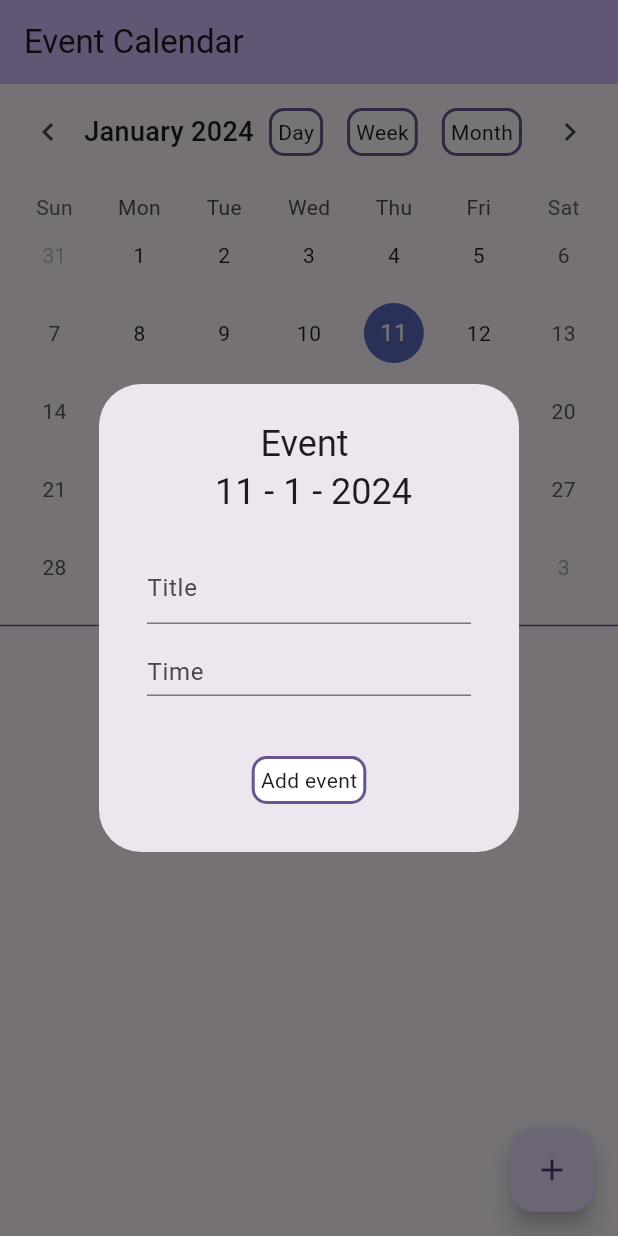
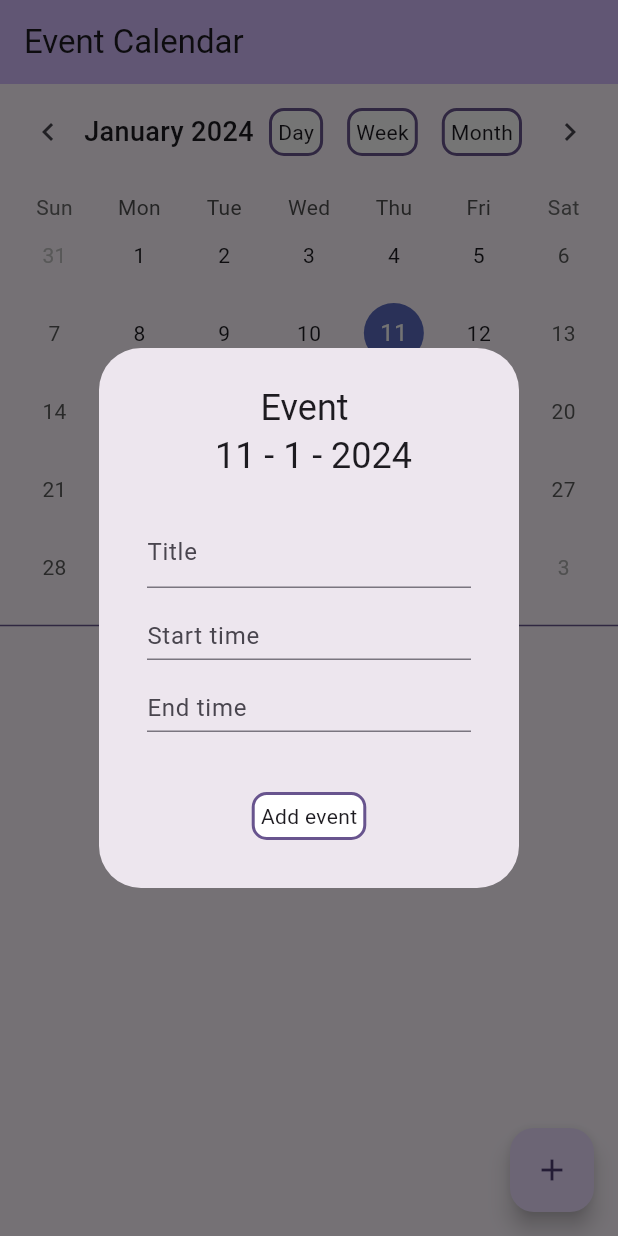
Before and after one commit to Dyska65/event_calendar_task, a Flutter app: the screen it shows after launch, after a tap on the "add" icon, on a phone screen of 412 x 824 dp. Run offline on Flutter 3.47's test engine with Material 3 defaults, Android fonts, the phone set to English and light mode, and no system bars; drawn by our look-alikes of datetime_picker_formfield, table_calendar; our stand-ins replace flutter_bloc, shared_preferences.

Commit message:
fixed CalendarState, added feature duration for event, folders structure refactoring

```diff
--- a/lib/bloc/calendar_state.dart
+++ b/lib/bloc/calendar_state.dart
@@ -10,14 +10,14 @@ class CalendarInitial extends CalendarState {
 }
 
 class CalendarLoading extends CalendarState {
-  CalendarLoading({super.events = const []});
+  CalendarLoading({required super.events});
 }
 
 class CalendarError extends CalendarState {
   final String errorMessage;
-  CalendarError({super.events = const [], required this.errorMessage});
+  CalendarError({required super.events, required this.errorMessage});
 }
 
 class CalendarSuccess extends CalendarState {
-  CalendarSuccess({super.events = const []});
+  CalendarSuccess({required super.events});
 }
--- a/lib/data/entity/event.dart
+++ b/lib/data/entity/event.dart
@@ -3,37 +3,43 @@ import 'dart:convert';
 class EventEntity {
   final int id;
   final String title;
-  final DateTime dateTime;
+  final DateTime startDateTime;
+  final DateTime endDateTime;
 
   EventEntity({
     required this.id,
     required this.title,
-    required this.dateTime,
+    required this.startDateTime,
+    required this.endDateTime,
   });
 
   factory EventEntity.fromMap(Map<String, dynamic> json) {
     return EventEntity(
       id: json["id"],
       title: json["title"],
-      dateTime: DateTime.fromMicrosecondsSinceEpoch(json["dateTime"]),
+      startDateTime: DateTime.fromMicrosecondsSinceEpoch(json["startDateTime"]),
+      endDateTime: DateTime.fromMicrosecondsSinceEpoch(json["endDateTime"]),
     );
   }
 
   Map<String, dynamic> toMap() => {
         "id": id,
         "title": title,
-        "dateTime": dateTime.microsecondsSinceEpoch,
+        "startDateTime": startDateTime.microsecondsSinceEpoch,
+        "endDateTime": endDateTime.microsecondsSinceEpoch,
       };
 
   EventEntity copyWith({
     int? id,
     String? title,
-    DateTime? dateTime,
+    DateTime? startDateTime,
+    DateTime? endDateTime,
   }) {
     return EventEntity(
       id: id ?? this.id,
       title: title ?? this.title,
-      dateTime: dateTime ?? this.dateTime,
+      startDateTime: startDateTime ?? this.startDateTime,
+      endDateTime: endDateTime ?? this.endDateTime,
     );
   }
 
@@ -43,5 +49,6 @@ class EventEntity {
       EventEntity.fromMap(json.decode(source) as Map<String, dynamic>);
 
   @override
-  String toString() => 'Event(id: $id, title: $title, dateTime: $dateTime)';
+  String toString() =>
+      'Event(id: $id, title: $title, startDateTime: $startDateTime, endDateTime: $endDateTime)';
 }
--- a/lib/main.dart
+++ b/lib/main.dart
@@ -1,7 +1,8 @@
-import 'package:event_calendar_task/bloc/calendar_bloc.dart';
-import 'package:event_calendar_task/ui/screens/home_screen.dart';
 import 'package:flutter/material.dart';
 import 'package:flutter_bloc/flutter_bloc.dart';
+
+import 'package:event_calendar_task/bloc/calendar_bloc.dart';
+import 'package:event_calendar_task/ui/screens/home_screen/home_screen.dart';
 
 void main() {
   runApp(const MyApp());
--- a/lib/ui/screens/components/add_event_dialog.dart
+++ b/lib/ui/screens/components/add_event_dialog.dart
@@ -1,7 +1,7 @@
 import 'package:event_calendar_task/bloc/calendar_bloc.dart';
 import 'package:event_calendar_task/data/entity/event.dart';
 import 'package:event_calendar_task/ui/screens/components/button_outline.dart';
-import 'package:event_calendar_task/ui/screens/components/time_picker.dart';
+import 'package:event_calendar_task/ui/screens/components/datetime_picker.dart';
 import 'package:flutter/material.dart';
 import 'package:flutter_bloc/flutter_bloc.dart';
 
@@ -22,7 +22,8 @@ class AddEventDialog extends StatefulWidget {
 class _AddEventDialogState extends State<AddEventDialog> {
   final _formKey = GlobalKey<FormState>();
   final TextEditingController titleController = TextEditingController();
-  DateTime? newDateTime;
+  DateTime? startDateTime;
+  DateTime? endDateTime;
 
   @override
   void dispose() {
@@ -57,10 +58,16 @@ class _AddEventDialogState extends State<AddEventDialog> {
               ),
               Padding(
                 padding: const EdgeInsets.all(8.0),
-                child: TimePicker(
-                  title: 'Time',
-                  currentDateTime: widget.currentDateTime,
-                  onChanged: (dateTime) => newDateTime = dateTime,
+                child: DateTimePicker(
+                  title: 'Start time',
+                  onChanged: (dateTime) => startDateTime = dateTime,
+                ),
+              ),
+              Padding(
+                padding: const EdgeInsets.all(8.0),
+                child: DateTimePicker(
+                  title: 'End time',
+                  onChanged: (dateTime) => endDateTime = dateTime,
                 ),
               ),
             ],
@@ -78,8 +85,13 @@ class _AddEventDialogState extends State<AddEventDialog> {
                   context.read<CalendarCubit>().addEventWrapper(
                         dateTime: widget.currentDateTime,
                         event: EventEntity(
-                            id: id, title: titleController.text, dateTime: newDateTime!),
+                          id: id,
+                          title: titleController.text,
+                          startDateTime: startDateTime!,
+                          endDateTime: endDateTime!,
+                        ),
                       );
+
                   Navigator.pop(context);
                 }
               }
--- /dev/null
+++ b/lib/ui/screens/components/datetime_picker.dart
@@ -0,0 +1,60 @@
+import 'package:datetime_picker_formfield/datetime_picker_formfield.dart';
+import 'package:flutter/material.dart';
+import 'package:intl/intl.dart';
+
+class DateTimePicker extends StatefulWidget {
+  final String title;
+  final Function(DateTime) onChanged;
+  const DateTimePicker({
+    super.key,
+    required this.title,
+    required this.onChanged,
+  });
+
+  @override
+  State<DateTimePicker> createState() => _DateTimePickerState();
+}
+
+class _DateTimePickerState extends State<DateTimePicker> {
+  @override
+  Widget build(BuildContext context) {
+    return DateTimeField(
+      validator: (value) => value == null ? "This field cantbe empty" : null,
+      decoration: InputDecoration(
+        isDense: true,
+        hoverColor: Colors.transparent,
+        hintText: widget.title,
+      ),
+      format: DateFormat("dd-MM-yyyy HH:mm"),
+      onShowPicker: (context, currentValue) async =>
+          await onShowPicker(context: context, currentValue: currentValue),
+    );
+  }
+
+  onShowPicker({required BuildContext context, required DateTime? currentValue}) async {
+    final DateTime? date = await showDatePicker(
+      context: context,
+      firstDate: DateTime(2024),
+      initialDate: DateTime.now(),
+      lastDate: DateTime(2025),
+    );
+    if (date != null && mounted) {
+      final TimeOfDay? time = await showTimePicker(
+        context: context,
+        builder: (BuildContext context, Widget? child) {
+          return MediaQuery(
+            data: MediaQuery.of(context).copyWith(alwaysUse24HourFormat: true),
+            child: child!,
+          );
+        },
+        initialEntryMode: TimePickerEntryMode.input,
+        initialTime: TimeOfDay.fromDateTime(currentValue ?? DateTime.now()),
+      );
+      DateTime? newDate = DateTimeField.combine(date, time);
+      widget.onChanged(newDate);
+      return newDate;
+    }
+    widget.onChanged(DateTime.now());
+    return DateTime.now();
+  }
+}
--- a/lib/ui/screens/components/list_events.dart
+++ b/lib/ui/screens/components/list_events.dart
@@ -1,5 +1,6 @@
 import 'package:event_calendar_task/data/entity/event.dart';
 import 'package:flutter/material.dart';
+import 'package:intl/intl.dart';
 
 class ListEvents extends StatelessWidget {
   final List<EventEntity> events;
@@ -15,7 +16,8 @@ class ListEvents extends StatelessWidget {
       itemBuilder: (BuildContext context, int index) {
         EventEntity event = events[index];
         return ListTile(
-          leading: Text("${event.dateTime.hour}:${event.dateTime.minute}"),
+          leading: Text(
+              "${DateFormat('dd/MM/yy hh:mm').format(event.startDateTime)} - ${DateFormat('dd/MM/yy hh:mm').format(event.endDateTime)}"),
           title: Text(event.title),
           titleAlignment: ListTileTitleAlignment.center,
           trailing: IconButton(
--- a/lib/ui/screens/components/time_picker.dart
+++ /dev/null
@@ -1,53 +0,0 @@
-import 'package:datetime_picker_formfield/datetime_picker_formfield.dart';
-import 'package:flutter/material.dart';
-import 'package:intl/intl.dart';
-
-class TimePicker extends StatefulWidget {
-  final String title;
-  final DateTime currentDateTime;
-  final Function(DateTime) onChanged;
-  const TimePicker({
-    super.key,
-    required this.title,
-    required this.currentDateTime,
-    required this.onChanged,
-  });
-
-  @override
-  State<TimePicker> createState() => _TimePickerState();
-}
-
-class _TimePickerState extends State<TimePicker> {
-  @override
-  Widget build(BuildContext context) {
-    return DateTimeField(
-      validator: (value) => value == null ? "This field cantbe empty" : null,
-      decoration: const InputDecoration(
-        isDense: true,
-        hoverColor: Colors.transparent,
-        hintText: "Time",
-      ),
-      format: DateFormat("dd-MM-yyyy HH:mm"),
-      onShowPicker: (context, currentValue) async =>
-          await onShowPicker(context: context, currentValue: currentValue),
-    );
-  }
-
-  onShowPicker({required BuildContext context, required DateTime? currentValue}) async {
-    // ignore: use_build_context_synchronously
-    final time = await showTimePicker(
-      context: context,
-      builder: (BuildContext context, Widget? child) {
-        return MediaQuery(
-          data: MediaQuery.of(context).copyWith(alwaysUse24HourFormat: true),
-          child: child!,
-        );
-      },
-      initialEntryMode: TimePickerEntryMode.input,
-      initialTime: TimeOfDay.fromDateTime(currentValue ?? DateTime.now()),
-    );
-    DateTime? newDate = DateTimeField.combine(widget.currentDateTime, time);
-    widget.onChanged(newDate);
-    return newDate;
-  }
-}
--- a/lib/ui/screens/home_screen.dart
+++ b/lib/ui/screens/home_screen/home_screen.dart
@@ -86,7 +86,7 @@ class _HomePageState extends State<HomePage> {
         onPressed: () async {
           int idNewEntity =
               await BlocProvider.of<CalendarCubit>(context).getNewEventIndexByDateTime(focusedDay);
-          // ignore: use_build_context_synchronously
+          if (mounted) {
             showDialog(
               context: context,
               builder: (c) => BlocProvider.value(
@@ -97,6 +97,7 @@ class _HomePageState extends State<HomePage> {
                 ),
               ),
             );
+          }
         },
         tooltip: 'Add event',
         child: const Icon(Icons.add),
```
Also changed, not shown: lib/bloc/calendar_bloc.dart (+16 -10 lines). Lines whose indentation alone changed are shown as unchanged.
